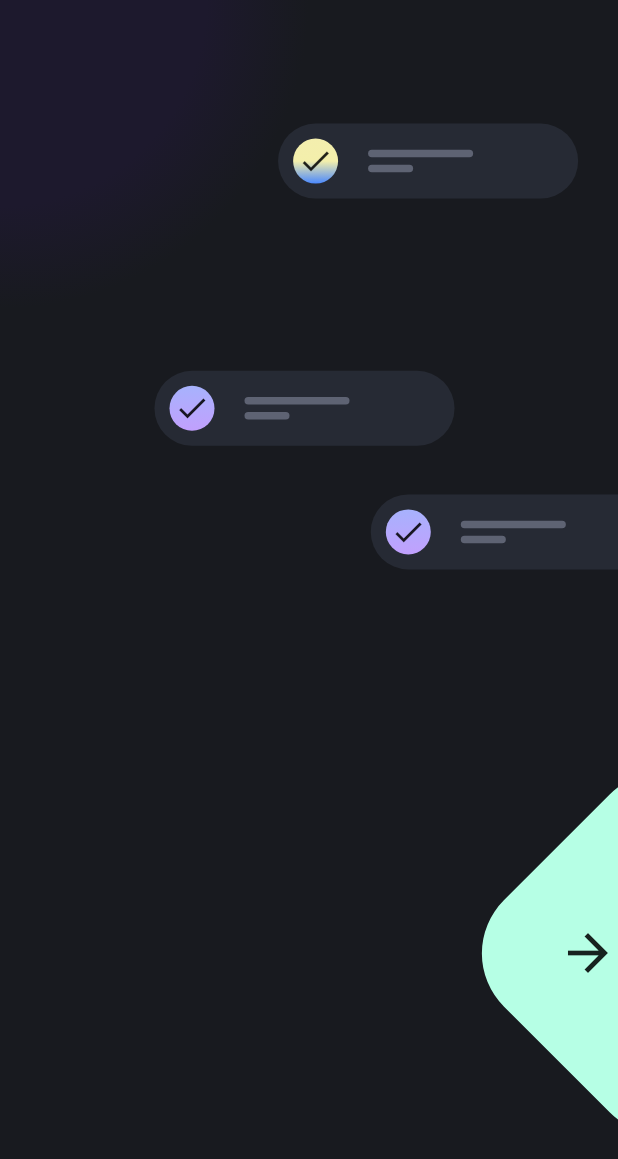
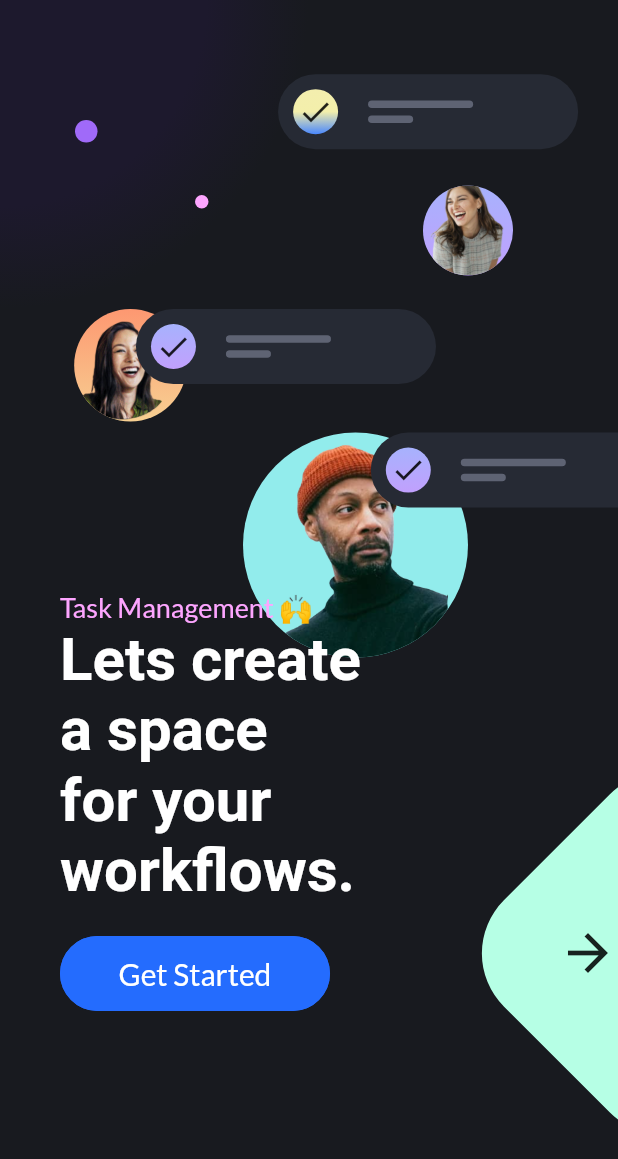
Before and after one commit to Davies-K/Taskez, a Flutter app: the screen it shows after launch, on a phone screen of 412 x 824 dp. Shown: the top 1159 px of the screen. Run offline on Flutter 3.47's test engine with Material 2 defaults, Android fonts, the phone set to English and light mode, and no system bars; our stand-ins replace get, google_fonts.

Commit message:
completed onboarding first screen

```diff
--- a/lib/Screens/Onboarding/onboarding_start.dart
+++ b/lib/Screens/Onboarding/onboarding_start.dart
@@ -1,19 +1,69 @@
 import 'package:flutter/material.dart';
+import 'package:google_fonts/google_fonts.dart';
 import 'package:taskez/Values/values.dart';
 import 'package:taskez/widgets/DarkBackground/darkRadialBackground.dart';
+import 'package:taskez/widgets/Onboarding/background_image.dart';
+import 'package:taskez/widgets/Onboarding/bubble.dart';
 import 'package:taskez/widgets/Onboarding/loading_stickers.dart';
 import 'dart:math' as math;
 
 class OnboardingStart extends StatelessWidget {
   @override
   Widget build(BuildContext context) {
-    return Stack(children: [
+    return Scaffold(
+      body: Stack(children: [
         DarkRadialBackground(
           color: HexColor.fromHex("#181a1f"),
           position: "topLeft",
         ),
+        //images
         Positioned(
-          top: Utils.screenHeight * 0.2,
+            top: Utils.screenHeight * 0.7,
+            right: 100,
+            child: BackgroundImage(
+                scale: 1.0,
+                image: "assets/man-head.png",
+                gradient: [
+                  HexColor.fromHex("92ECEC"),
+                  HexColor.fromHex("92ECEC")
+                ])),
+
+        Positioned(
+            top: Utils.screenHeight * 0.50,
+            left: Utils.screenWidth * 0.12,
+            child: BackgroundImage(
+                scale: 0.5,
+                image: "assets/head_cut.png",
+                gradient: [
+                  HexColor.fromHex("FD9871"),
+                  HexColor.fromHex("F7D092")
+                ])),
+
+        Positioned(
+            top: Utils.screenHeight * 0.30,
+            right: 70,
+            child: BackgroundImage(
+                scale: 0.4,
+                image: "assets/girl_smile.png",
+                gradient: [
+                  HexColor.fromHex("#a7b2fd"),
+                  HexColor.fromHex("#c1a0fd")
+                ])),
+
+        //end of images
+
+        //Bubble
+        Positioned(
+            top: 80, left: 50, child: Bubble(1.0, HexColor.fromHex("A06AF9"))),
+
+        Positioned(
+            top: 130,
+            left: 130,
+            child: Bubble(0.6, HexColor.fromHex("FDA5FF"))),
+        //end bubble
+
+        Positioned(
+            top: Utils.screenHeight * 0.12,
             left: Utils.screenWidth * 0.45,
             child: LoadingSticker(gradients: [
               HexColor.fromHex("#F3EEAE"),
@@ -21,14 +71,14 @@ class OnboardingStart extends StatelessWidget {
               HexColor.fromHex("#4A88FE")
             ])),
         Positioned(
-          top: Utils.screenHeight * 0.60,
-          left: Utils.screenWidth * 0.25,
+            top: Utils.screenHeight * 0.50,
+            left: Utils.screenWidth * 0.22,
             child: LoadingSticker(gradients: [
               HexColor.fromHex("#a7b2fd"),
               HexColor.fromHex("#c1a0fd")
             ])),
         Positioned(
-          top: Utils.screenHeight * 0.8,
+            top: Utils.screenHeight * 0.7,
             left: Utils.screenWidth * 0.6,
             child: LoadingSticker(gradients: [
               HexColor.fromHex("#a7b2fd"),
@@ -52,7 +102,56 @@ class OnboardingStart extends StatelessWidget {
                         padding: EdgeInsets.only(top: 80, left: 30),
                         child: Icon(Icons.arrow_forward, size: 40)),
                   )),
+            )),
+
+        Positioned(
+            bottom: 150,
+            left: 40,
+            child: Container(
+              width: 300,
+              child: Column(
+                  crossAxisAlignment: CrossAxisAlignment.start,
+                  mainAxisAlignment: MainAxisAlignment.start,
+                  children: [
+                    RichText(
+                      text: TextSpan(
+                        text: 'Task Management ',
+                        style: GoogleFonts.lato(
+                            fontSize: 18, color: HexColor.fromHex("FDA5FF")),
+                        children: <TextSpan>[
+                          TextSpan(
+                            text: '🙌',
+                          ),
+                        ],
+                      ),
+                    ),
+                    Text('Lets create\na space\nfor your workflows.',
+                        style: TextStyle(
+                            color: Colors.white,
+                            fontSize: 40,
+                            fontWeight: FontWeight.bold)),
+                    SizedBox(height: 20),
+                    Container(
+                      width: 180,
+                      height: 50,
+                      child: ElevatedButton(
+                          onPressed: null,
+                          style: ButtonStyle(
+                              backgroundColor: MaterialStateProperty.all<Color>(
+                                  HexColor.fromHex("246CFE")),
+                              shape: MaterialStateProperty.all<RoundedRectangleBorder>(
+                                  RoundedRectangleBorder(
+                                      borderRadius: BorderRadius.circular(50.0),
+                                      side: BorderSide(
+                                          color: HexColor.fromHex("246CFE"))))),
+                          child: Center(
+                              child: Text('Get Started',
+                                  style: GoogleFonts.lato(
+                                      fontSize: 20, color: Colors.white)))),
+                    )
+                  ]),
             ))
-    ]);
+      ]),
+    );
   }
 }
--- /dev/null
+++ b/lib/widgets/Onboarding/background_image.dart
@@ -0,0 +1,28 @@
+import 'package:flutter/material.dart';
+
+class BackgroundImage extends StatelessWidget {
+  final double scale;
+  final String image;
+  final List<Color> gradient;
+  const BackgroundImage(
+      {Key? key,
+      required this.scale,
+      required this.image,
+      required this.gradient})
+      : super(key: key);
+
+  @override
+  Widget build(BuildContext context) {
+    return Container(
+        width: 150 * scale,
+        height: 150 * scale,
+        decoration: BoxDecoration(
+            shape: BoxShape.circle,
+            gradient: LinearGradient(
+                begin: Alignment.topCenter,
+                end: Alignment.bottomCenter,
+                colors: [...this.gradient])),
+        child: ClipOval(
+            child: Image(image: AssetImage(this.image), fit: BoxFit.cover)));
+  }
+}
--- /dev/null
+++ b/lib/widgets/Onboarding/bubble.dart
@@ -0,0 +1,14 @@
+import 'package:flutter/material.dart';
+
+class Bubble extends StatelessWidget {
+  final double scale;
+  final Color color;
+  const Bubble(this.scale, this.color);
+  @override
+  Widget build(BuildContext context) {
+    return Container(
+        width: 15 * scale,
+        height: 15 * scale,
+        decoration: BoxDecoration(color: color, shape: BoxShape.circle));
+  }
+}
--- a/pubspec.yaml
+++ b/pubspec.yaml
@@ -47,6 +47,9 @@ flutter:
   # the material Icons class.
   uses-material-design: true
 
+  assets:
+    - assets/
+
   # To add assets to your application, add an assets section, like this:
   # assets:
   #   - images/a_dot_burr.jpeg
```
Also changed, not shown: assets/girl_smile.png (added), assets/head_cut.png (added), assets/man-head.png (added). Lines whose indentation alone changed are shown as unchanged.
